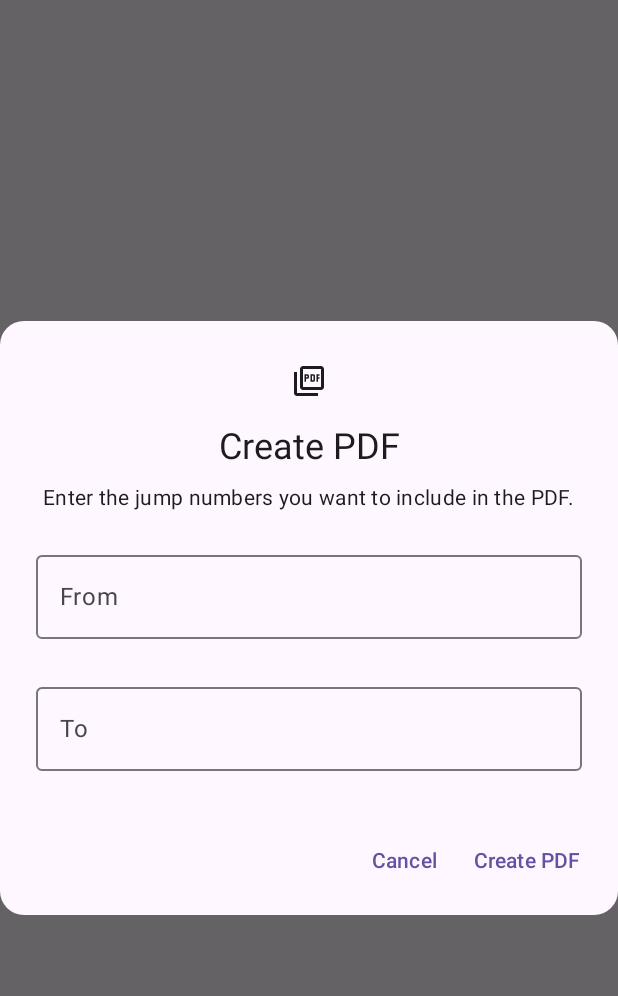
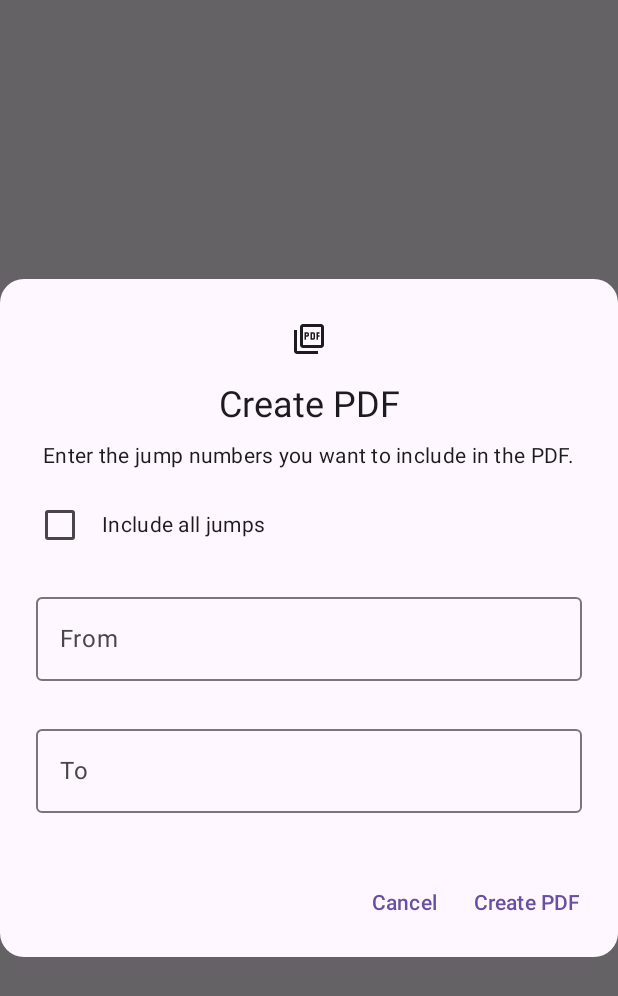
Before and after one commit to MarkusSeiberl/ProtrackReader, an Android app built with Jetpack Compose: the composable PrintJumpsDialog called with empty values, after a tap on "Create PDF", on a phone screen of 412 x 824 dp. Shown: the top 996 px of the screen. Run offline under Robolectric (Android 15) with nearby library versions, the light colour scheme and no system bars; 1 statement that could not run was skipped.

Commit message:
Add option to print all jumps; fix min/max bug

```diff
--- a/app/src/main/java/com/seiberl/protrackreader/ui/home/JumpListViewModel.kt
+++ b/app/src/main/java/com/seiberl/protrackreader/ui/home/JumpListViewModel.kt
@@ -18,6 +18,8 @@ import kotlinx.coroutines.flow.StateFlow
 import kotlinx.coroutines.flow.update
 import kotlinx.coroutines.launch
 import javax.inject.Inject
+import kotlin.math.max
+import kotlin.math.min
 
 data class JumpListUiState(
     val jumps: List<JumpMetaData> = emptyList(),
@@ -122,8 +124,10 @@ class JumpListViewModel @Inject constructor(
             }
             else -> {
                 onPrintJumpsDialogDismiss()
+                val lowerJumpNr = min(startJumpNr.toInt(), endJumpNr.toInt())
+                val upperJumpNr = max(startJumpNr.toInt(), endJumpNr.toInt())
                 val jumpsToPrint = _uiState.value.jumps.filter {
-                    it.number in startJumpNr.toInt()..endJumpNr.toInt()
+                    it.number in lowerJumpNr..upperJumpNr
                 }
 
                 val pdfFile = jumpLogPdfCreator.createJumpLogPdf(jumpsToPrint)
--- a/app/src/main/java/com/seiberl/protrackreader/ui/home/PrintJumpsDialog.kt
+++ b/app/src/main/java/com/seiberl/protrackreader/ui/home/PrintJumpsDialog.kt
@@ -10,11 +10,13 @@ import androidx.compose.foundation.layout.size
 import androidx.compose.foundation.layout.wrapContentHeight
 import androidx.compose.foundation.layout.wrapContentWidth
 import androidx.compose.foundation.rememberScrollState
+import androidx.compose.foundation.selection.toggleable
 import androidx.compose.foundation.text.KeyboardActions
 import androidx.compose.foundation.text.KeyboardOptions
 import androidx.compose.foundation.verticalScroll
 import androidx.compose.material3.AlertDialogDefaults
 import androidx.compose.material3.BasicAlertDialog
+import androidx.compose.material3.Checkbox
 import androidx.compose.material3.ExperimentalMaterial3Api
 import androidx.compose.material3.Icon
 import androidx.compose.material3.LocalTextStyle
@@ -34,6 +36,7 @@ import androidx.compose.ui.focus.FocusDirection
 import androidx.compose.ui.platform.LocalFocusManager
 import androidx.compose.ui.res.painterResource
 import androidx.compose.ui.res.stringResource
+import androidx.compose.ui.semantics.Role
 import androidx.compose.ui.text.input.ImeAction
 import androidx.compose.ui.text.input.KeyboardType
 import androidx.compose.ui.unit.dp
@@ -60,7 +63,9 @@ fun PrintJumpsDialog(
             val verticalScrollState = rememberScrollState()
 
             Column(
-                modifier = Modifier.padding(12.dp).verticalScroll(verticalScrollState)
+                modifier = Modifier
+                    .padding(12.dp)
+                    .verticalScroll(verticalScrollState)
             ) {
                 Icon(
                     modifier = Modifier
@@ -72,30 +77,70 @@ fun PrintJumpsDialog(
                 )
 
                 Text(
-                    text = "Create PDF",
+                    text = stringResource(R.string.pdf_dialog_title),
                     style = MaterialTheme.typography.headlineSmall,
                     modifier = Modifier.align(Alignment.CenterHorizontally)
                 )
 
                 Text(
-                    text = "Enter the jump numbers you want to include in the PDF.",
+                    text = stringResource(R.string.pdf_dialog_description),
                     style = MaterialTheme.typography.bodyMedium,
-                    modifier = Modifier.align(Alignment.CenterHorizontally).padding(8.dp)
+                    modifier = Modifier
+                        .align(Alignment.CenterHorizontally)
+                        .padding(8.dp)
                 )
+
+                val (checkedState, onStateChange) = remember { mutableStateOf(false) }
+
+                Row(
+                    Modifier
+                        .fillMaxWidth()
+                        .height(56.dp)
+                        .toggleable(
+                            value = checkedState,
+                            onValueChange = { onStateChange(!checkedState) },
+                            role = Role.Checkbox
+                        )
+                        .padding(horizontal = 16.dp),
+                    verticalAlignment = Alignment.CenterVertically
+                ) {
+                    Checkbox(
+                        checked = checkedState,
+                        onCheckedChange = null
+                    )
+                    Text(
+                        text = stringResource(R.string.pdf_dialog_include_all),
+                        style = MaterialTheme.typography.bodyMedium,
+                        modifier = Modifier.padding(start = 16.dp)
+                    )
+                }
 
                 var jumpNrFrom by remember { mutableStateOf("") }
                 var jumpNrTo by remember { mutableStateOf("") }
 
                 val supportedFromText: @Composable (() -> Unit)? = if (fromJumpFieldError) {
-                    { Text("Enter jump number between $minJumpNr and $maxJumpNr", color = MaterialTheme.colorScheme.error) }
+                    {
+                        Text(
+                            text = "Enter jump number between $minJumpNr and $maxJumpNr",
+                            color = MaterialTheme.colorScheme.error
+                        )
+                    }
                 } else {
                     null
                 }
+
                 val supportedToText: @Composable (() -> Unit)? = if (toJumpFieldError) {
-                    { Text("Enter jump number between $minJumpNr and $maxJumpNr", color = MaterialTheme.colorScheme.error) }
+                    {
+                        Text(
+                            "Enter jump number between $minJumpNr and $maxJumpNr",
+                            color = MaterialTheme.colorScheme.error
+                        )
+                    }
                 } else {
                     null
                 }
+
+                if (!checkedState) {
 
                     val focusManager = LocalFocusManager.current
 
@@ -143,6 +188,7 @@ fun PrintJumpsDialog(
                     )
 
                     Spacer(modifier = Modifier.height(24.dp))
+                }
 
                 Row(modifier = Modifier.align(Alignment.End)) {
                     TextButton(
@@ -153,6 +199,8 @@ fun PrintJumpsDialog(
 
                     TextButton(
                         onClick = {
+                            jumpNrFrom = if (checkedState) "$minJumpNr" else jumpNrFrom
+                            jumpNrTo = if (checkedState) "$maxJumpNr" else jumpNrTo
                             onCreatePdfOfJumps(
                                 jumpNrFrom, jumpNrTo
                             )
--- a/app/src/main/res/values/strings.xml
+++ b/app/src/main/res/values/strings.xml
@@ -43,6 +43,10 @@
     <string name="jumplist_button_description">Import jump button</string>
     <string name="jumplist_delete_icon_description">Delete selected jumps.</string>
 
+    <string name="pdf_dialog_title">Create PDF</string>
+    <string name="pdf_dialog_description">Enter the jump numbers you want to include in the PDF.</string>
+    <string name="pdf_dialog_include_all">Include all jumps</string>
+
     <string name="navigation_home_label">Jumps</string>
     <string name="navigation_profile_label">Profile</string>
 
```
Also changed, not shown: 1 other file. Lines whose indentation alone changed are shown as unchanged.
